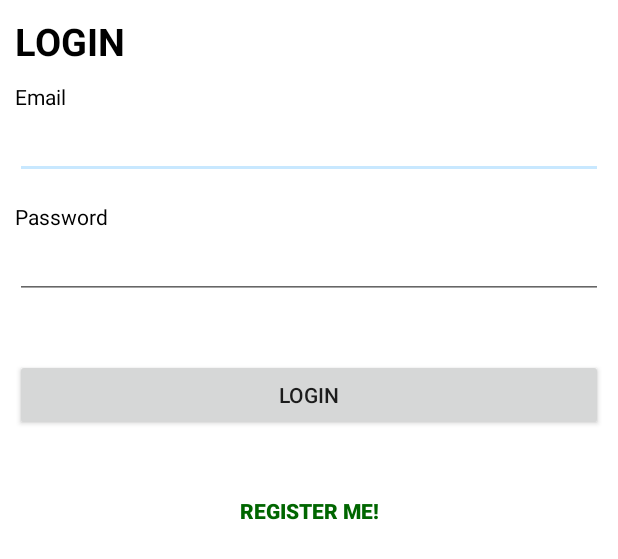
After one commit to GiovanniBalestrieri/ChronosBeta, an Android app: the layout login.xml on its own in the app's theme, with its tools: preview values and no code run, on a phone screen of 412 x 824 dp. The commit adds this screen. Shown: the top 559 px of the screen. Run offline under Robolectric (Android 15) with nearby library versions, the light colour scheme and no system bars.

```diff
--- a/app/src/main/java/box/chronos/userk/chronos/Activities/SplashScreen.java
+++ b/app/src/main/java/box/chronos/userk/chronos/Activities/SplashScreen.java
@@ -60,7 +60,6 @@ public class SplashScreen extends Activity {
                     startActivity(i);
                     finish();
                 } else {
-
                     if (sharePrefs.getIsFirstTimeUser()) {
                         i = new Intent(SplashScreen.this, MainActivity.class);
                         startActivity(i);
--- /dev/null
+++ b/app/src/main/res/layout/login.xml
@@ -0,0 +1,80 @@
+<?xml version="1.0" encoding="utf-8"?>
+<ScrollView xmlns:android="http://schemas.android.com/apk/res/android"
+    android:layout_width="fill_parent"
+    android:layout_height="fill_parent"
+    android:background="#ffffff" >
+
+    <LinearLayout
+        android:layout_width="fill_parent"
+        android:layout_height="wrap_content"
+        android:orientation="vertical"
+        android:padding="10dip" >
+        <!--  View Title Label -->
+        <TextView
+            android:layout_width="fill_parent"
+            android:layout_height="wrap_content"
+            android:layout_marginBottom="10dip"
+            android:text="LOGIN"
+            android:textColor="#000000"
+            android:textSize="25sp"
+            android:textStyle="bold" />
+        <!--  Email Label -->
+        <TextView
+            android:layout_width="fill_parent"
+            android:layout_height="wrap_content"
+            android:text="Email"
+            android:textColor="#000000" />
+        <!--  Email TextField -->
+        <EditText
+            android:id="@+id/loginEmail"
+            android:layout_width="fill_parent"
+            android:layout_height="wrap_content"
+            android:inputType="textEmailAddress"
+            />
+        <!--  Password Label -->
+        <TextView
+            android:layout_width="fill_parent"
+            android:layout_height="wrap_content"
+            android:layout_marginTop="15dip"
+            android:text="Password"
+            android:textColor="#000000" />
+        <!--  Password TextField -->
+        <EditText
+            android:id="@+id/loginPassword"
+
+            android:layout_width="fill_parent"
+            android:layout_height="wrap_content"
+            android:inputType ="textPassword"
+            />
+
+        <!--  Error message -->
+        <TextView android:id="@+id/login_error"
+            android:layout_width="fill_parent"
+            android:layout_height="wrap_content"
+            android:textColor="#e30000"
+            android:padding="5dip"
+            android:textStyle="bold"/>
+
+        <!--  Login Button -->
+        <Button
+            android:id="@+id/btnLogin"
+            android:layout_width="fill_parent"
+            android:layout_height="wrap_content"
+            android:layout_marginTop="10dip"
+            android:text="Login" />
+
+
+
+
+        <Button
+            android:id="@+id/btnLinkToRegisterScreen"
+            android:layout_width="fill_parent"
+            android:layout_height="wrap_content"
+            android:layout_marginTop="29dip"
+            android:background="@null"
+            android:text="Register Me!"
+            android:textColor="#006600"
+            android:textStyle="bold" />
+    </LinearLayout>
+
+</ScrollView>
```
Also changed, not shown: app/src/main/res/anim/card_flip_left_in.xml (deleted, +0 -24 lines), app/src/main/res/anim/card_flip_left_out.xml (deleted, +0 -17 lines), app/src/main/res/anim/card_flip_right_in.xml (deleted, +0 -25 lines), app/src/main/res/anim/card_flip_right_out.xml (deleted, +0 -17 lines), app/src/main/res/anim/spinner.xml (deleted, +0 -73 lines), app/src/main/res/layout/register.xml (added, +196 -0 lines), app/src/main/res/values/colors.xml (+14 -0 lines), app/src/main/res/values/dimens.xml (+22 -0 lines), app/src/main/res/values/strings.xml (+11 -0 lines).
